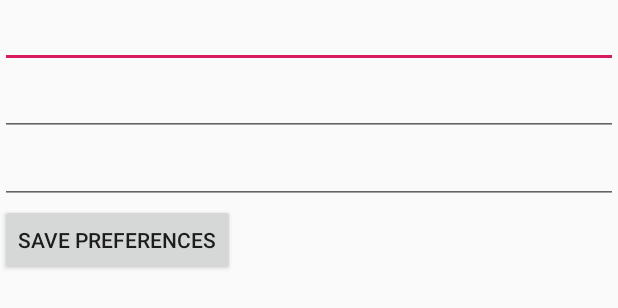
After one commit to shkenderov/Mobile-Application-Development, an Android app: the layout prefs.xml on its own in the app's theme, with its tools: preview values and no code run, on a phone screen of 412 x 824 dp. The commit adds this screen. Shown: the top 308 px of the screen. Run offline under Robolectric (Android 15) with nearby library versions, the phone set to English and light mode, and no system bars.

Commit message:
12.02.2020

```diff
--- /dev/null
+++ b/Week2/app/src/main/res/layout/prefs.xml
@@ -0,0 +1,28 @@
+<?xml version="1.0" encoding="utf-8"?>
+<LinearLayout xmlns:android="http://schemas.android.com/apk/res/android"
+    android:layout_width="match_parent"
+    android:layout_height="match_parent"
+    android:orientation="vertical">
+    <EditText
+        android:id="@+id/et1"
+        android:layout_width="match_parent"
+        android:layout_height="wrap_content"
+        android:inputType="numberDecimal" />
+
+    <EditText
+        android:id="@+id/et2"
+        android:layout_width="match_parent"
+        android:layout_height="wrap_content"
+        android:inputType="numberDecimal" />
+    <EditText
+        android:id="@+id/et3"
+        android:layout_width="match_parent"
+        android:layout_height="wrap_content"
+        android:inputType="numberDecimal"
+        />
+    <Button
+        android:id="@+id/savebtn"
+        android:layout_width="wrap_content"
+        android:layout_height="wrap_content"
+        android:text="@string/savebtn" />
+</LinearLayout>
--- a/Week2/app/src/main/res/menu/menu.xml
+++ b/Week2/app/src/main/res/menu/menu.xml
@@ -1,4 +1,6 @@
 <menu
     xmlns:android="http://schemas.android.com/apk/res/android">
     <item android:id="@+id/choosemap" android:title="@string/choosemap"/>
+    <item android:id="@+id/preferences" android:title="@string/preferences"/>
+
 </menu>
--- a/Week2/app/src/main/res/values/strings.xml
+++ b/Week2/app/src/main/res/values/strings.xml
@@ -9,5 +9,6 @@
 
     <string name="selectmap">Select map</string>
     <string name="choosemap">Choose map</string>
-
+     <string name="preferences">Preferences</string>
+    <string name="savebtn">Save Preferences</string>
 </resources>
--- a/Week2/app/src/main/res/xml/preferences.xml
+++ b/Week2/app/src/main/res/xml/preferences.xml
@@ -1,6 +1,6 @@
 <PreferenceScreen xmlns:android="http://schemas.android.com/apk/res/android">
-    <EditTextPreference android:key="lat" android:defaultValue="50.9" android:title="Latitude" android:summary="Latitude to show the map at initially." />
-    <EditTextPreference android:key="lon" android:defaultValue="-1.4" android:title="Longitude" android:summary="Longitude to show the map at initially." />
+    <EditTextPreference android:key="lat" android:defaultValue="42.6977" android:title="Latitude" android:summary="Latitude to show the map at initially." />
+    <EditTextPreference android:key="lon" android:defaultValue="23.3219" android:title="Longitude" android:summary="Longitude to show the map at initially." />
     <EditTextPreference android:key="zoom" android:defaultValue="16" android:title="Zoom" android:summary="Zoom level" />
 
 </PreferenceScreen>
```
Also changed, not shown: Week2/app/src/main/java/com/example/myapplication/MainActivity.java (+16 -14 lines), Week2/app/src/main/java/com/example/myapplication/MyPrefsActivity.java (+12 -1 lines).
